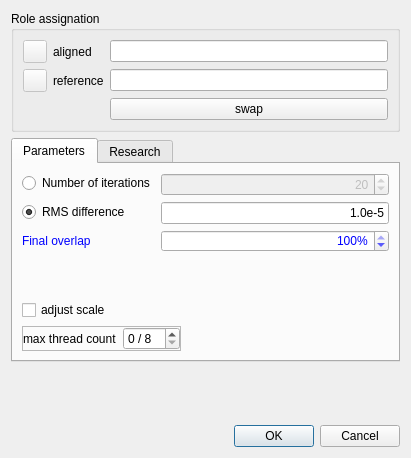
Before: the Qt Designer form eCV/ui_templates/registrationDlg.ui in Asher-1/ACloudViewer, drawn with Qt 5.
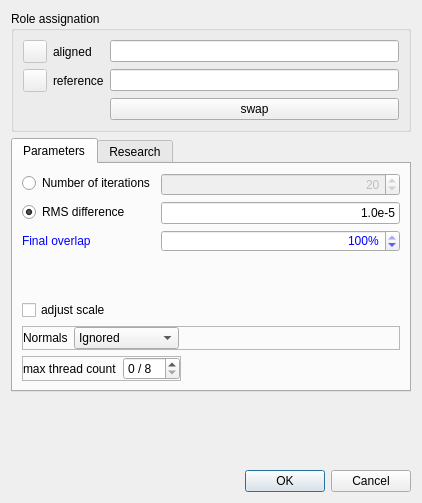
After: the same form once the commit is applied.

The edit to the form file:
```diff
--- a/eCV/ui_templates/registrationDlg.ui
+++ b/eCV/ui_templates/registrationDlg.ui
@@ -6,8 +6,8 @@
    <rect>
     <x>0</x>
     <y>0</y>
-    <width>411</width>
-    <height>458</height>
+    <width>422</width>
+    <height>503</height>
    </rect>
   </property>
   <property name="windowTitle">
@@ -254,7 +254,91 @@
         </widget>
        </item>
        <item>
+        <widget class="QFrame" name="useNormalsFrame">
+         <property name="frameShape">
+          <enum>QFrame::StyledPanel</enum>
+         </property>
+         <property name="frameShadow">
+          <enum>QFrame::Raised</enum>
+         </property>
+         <layout class="QHBoxLayout" name="horizontalLayout">
+          <property name="leftMargin">
+           <number>0</number>
+          </property>
+          <property name="topMargin">
+           <number>0</number>
+          </property>
+          <property name="rightMargin">
+           <number>0</number>
+          </property>
+          <property name="bottomMargin">
+           <number>0</number>
+          </property>
+          <item>
+           <widget class="QLabel" name="label_5">
+            <property name="text">
+             <string>Normals</string>
+            </property>
+           </widget>
+          </item>
+          <item>
+           <widget class="QComboBox" name="normalsComboBox">
+            <property name="toolTip">
+             <string>options to take normals into account, to improve the registration result</string>
+            </property>
+            <item>
+             <property name="text">
+              <string>Ignored</string>
+             </property>
+            </item>
+            <item>
+             <property name="text">
+              <string>Opposite side</string>
+             </property>
+            </item>
+            <item>
+             <property name="text">
+              <string>Same side</string>
+             </property>
+            </item>
+            <item>
+             <property name="text">
+              <string>Double-sided</string>
+             </property>
+            </item>
+           </widget>
+          </item>
+          <item>
+           <spacer name="horizontalSpacer_3">
+            <property name="orientation">
+             <enum>Qt::Horizontal</enum>
+            </property>
+            <property name="sizeHint" stdset="0">
+             <size>
+              <width>40</width>
+              <height>20</height>
+             </size>
+            </property>
+           </spacer>
+          </item>
+         </layout>
+        </widget>
+       </item>
+       <item>
+        <widget class="QFrame" name="threadingFrame">
         <layout class="QHBoxLayout" name="horizontalLayout_7">
+          <property name="leftMargin">
+           <number>0</number>
+          </property>
+          <property name="topMargin">
+           <number>0</number>
+          </property>
+          <property name="rightMargin">
+           <number>0</number>
+          </property>
+          <property name="bottomMargin">
+           <number>0</number>
+          </property>
          <item>
           <widget class="QFrame" name="threadCountFrame">
            <property name="frameShape">
@@ -311,6 +395,7 @@
           </spacer>
          </item>
         </layout>
+        </widget>
        </item>
       </layout>
      </widget>
```
Left out of the diff: 37 changed lines with no effect on the pictures. Lines whose indentation alone changed are shown as unchanged.
